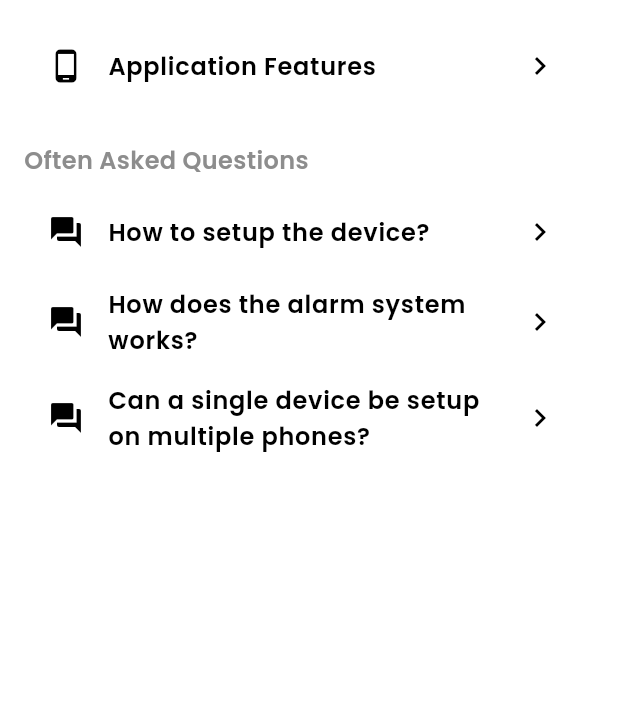
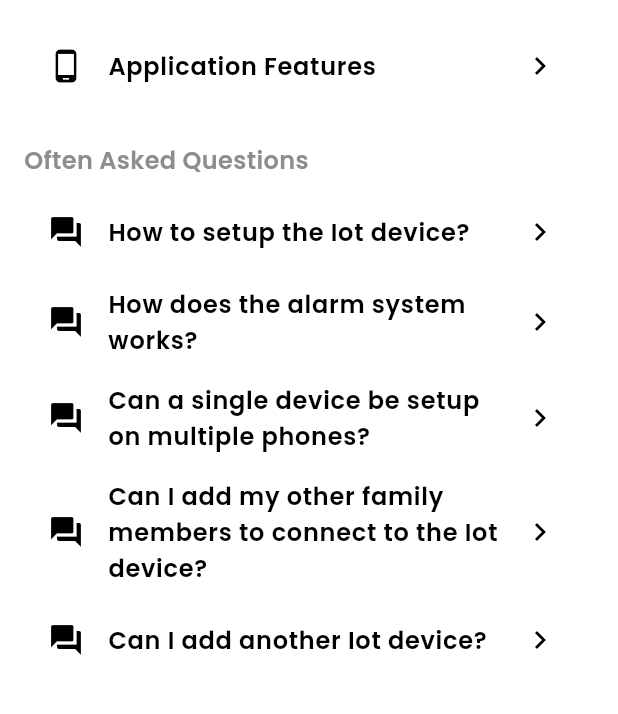
Before and after one commit to Cailo322/PyroSentrix, a Flutter app: the QueriesScreen screen opened by its route, on a phone screen of 412 x 824 dp, the part 401-1115 px from its top. Run offline on Flutter 3.47's test engine with Material 3 defaults, Android fonts, the phone set to English and light mode, and no system bars; our stand-ins replace audioplayers, cloud_firestore, firebase_auth, firebase_core, firebase_messaging, fl_chart and 4 more; missing offline and left inert: esp_smartconfig, mobile_scanner, wifi_scan; accounts and stored records are empty.

Commit message:
Device name for filtering alarmlogs and analytics

```diff
--- a/lib/alarmlogs.dart
+++ b/lib/alarmlogs.dart
@@ -2,6 +2,7 @@ import 'package:flutter/material.dart';
 import 'package:cloud_firestore/cloud_firestore.dart';
 import 'package:intl/intl.dart';
 import 'package:firebase_auth/firebase_auth.dart';
+import 'package:shared_preferences/shared_preferences.dart';
 import 'dart:async';
 
 class AlarmLogScreen extends StatefulWidget {
@@ -24,6 +25,7 @@ class _AlarmLogScreenState extends State<AlarmLogScreen> {
   List<Device> _devices = [];
   StreamSubscription? _alarmSubscription;
   StreamSubscription? _sensorSubscription;
+  Map<String, String> _deviceNames = {};
 
   final List<String> months = [
     'January', 'February', 'March', 'April', 'May', 'June',
@@ -35,7 +37,7 @@ class _AlarmLogScreenState extends State<AlarmLogScreen> {
   @override
   void initState() {
     super.initState();
-    _fetchDevices();
+    _loadDeviceNames().then((_) => _fetchDevices());
   }
 
   @override
@@ -43,6 +45,18 @@ class _AlarmLogScreenState extends State<AlarmLogScreen> {
     _alarmSubscription?.cancel();
     _sensorSubscription?.cancel();
     super.dispose();
+  }
+
+  Future<void> _loadDeviceNames() async {
+    final prefs = await SharedPreferences.getInstance();
+    setState(() {
+      prefs.getKeys().forEach((key) {
+        if (key.startsWith('device_name_')) {
+          String productCode = key.replaceFirst('device_name_', '');
+          _deviceNames[productCode] = prefs.getString(key) ?? 'Device $productCode';
+        }
+      });
+    });
   }
 
   Future<void> _fetchDevices() async {
@@ -65,7 +79,7 @@ class _AlarmLogScreenState extends State<AlarmLogScreen> {
         final productCode = doc['product_code'] as String;
         uniqueDevices[productCode] = Device(
           productCode: productCode,
-          name: 'Device $productCode',
+          name: _deviceNames[productCode] ?? 'Device $productCode',
         );
       }
 
@@ -199,7 +213,7 @@ class _AlarmLogScreenState extends State<AlarmLogScreen> {
   Widget _buildDeviceDropdown() {
     return DropdownButton<String>(
       value: _selectedProductCode,
-      hint: Text('Select Device'),
+      hint: Text('Select Device', style: TextStyle(fontSize: 14)),
       onChanged: (String? newValue) {
         setState(() {
           _selectedProductCode = newValue;
@@ -212,7 +226,10 @@ class _AlarmLogScreenState extends State<AlarmLogScreen> {
       items: _devices.map<DropdownMenuItem<String>>((Device device) {
         return DropdownMenuItem<String>(
           value: device.productCode,
-          child: Text(device.name),
+          child: Text(
+            '${device.name} (${device.productCode})',
+            style: TextStyle(fontSize: 14),
+          ),
         );
       }).toList(),
     );
--- a/lib/queries.dart
+++ b/lib/queries.dart
@@ -9,7 +9,7 @@ class QueriesScreen extends StatefulWidget {
 
 class _QueriesScreenState extends State<QueriesScreen> {
   // Manage the expanded state for each item
-  List<bool> _isExpanded = [false, false, false];
+  List<bool> _isExpanded = [false, false, false, false, false];
 
   @override
   Widget build(BuildContext context) {
@@ -62,9 +62,11 @@ class _QueriesScreenState extends State<QueriesScreen> {
               _buildListTileWithIcon(Icons.phone_android, 'Application Features'), // Restoring the phone icon for Application Features
               SizedBox(height: 16),
               _buildSectionTitle('Often Asked Questions'),
-              _buildFaqTile(0, 'How to setup the device?'),
+              _buildFaqTile(0, 'How to setup the Iot device?'),
               _buildFaqTile(1, 'How does the alarm system works?'),
               _buildFaqTile(2, 'Can a single device be setup on multiple phones?'),
+              _buildFaqTile(3, 'Can I add my other family members to connect to the Iot device?'),
+              _buildFaqTile(4, 'Can I add another Iot device?'),
             ],
           ),
         ),
@@ -171,7 +173,13 @@ In case of an emergency, the app provides a list of nearby fire stations based o
 
 Stay safe!'''
                   : question == 'Can a single device be setup on multiple phones?'
-                  ? '''Yes, you can use multiple phones to monitor your IoT device/fire alarm. Simply ensure that each phone is registered and the product code for the fire alarm is entered. This way, all linked phones will have access to the device’s data and alerts.'''
+                  ? '''Yes, you can use multiple phones to monitor your IoT device/fire alarm. Just login your same account that is connected to your Iot device.'''
+                  : question == 'How to setup the Iot device?'
+                  ? '''Go to the Add device screen, turn on your iot device, scan the qr code, and then connect it to your wifi.'''
+                  : question == 'Can I add my other family members to connect to the Iot device?'
+                  ? '''Yes. Just simply go to the Devices screen and click the three dots on the device card, and click add people and enter their registered email address.'''
+                  : question == 'Can I add another Iot device?'
+                  ? '''Yes just simple scan the qr code again and connect it your wifi, just make sure your are using the same account so the devices you are adding will reflect on the Devices screen'''
                   : 'Your content for this FAQ goes here.', // Add other FAQ content if needed
               style: TextStyle(
                   fontFamily: 'Poppins', // Use Poppins Light for dropdown content
```
Also changed, not shown: lib/analytics.dart (+49 -58 lines), lib/trends.dart (+28 -10 lines), 4 other files.
